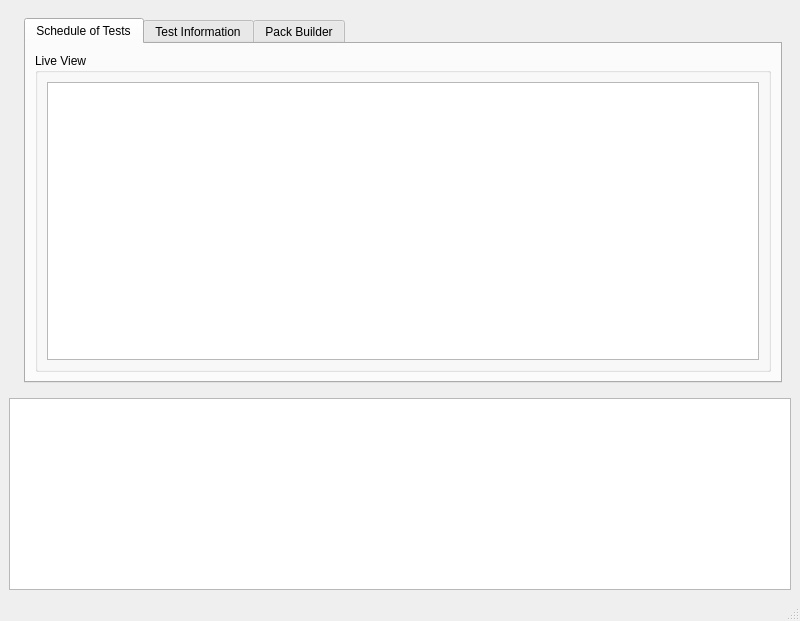
Lexcelon/batlab-toolkit-gui, file batlab.ui: the form before one commit.
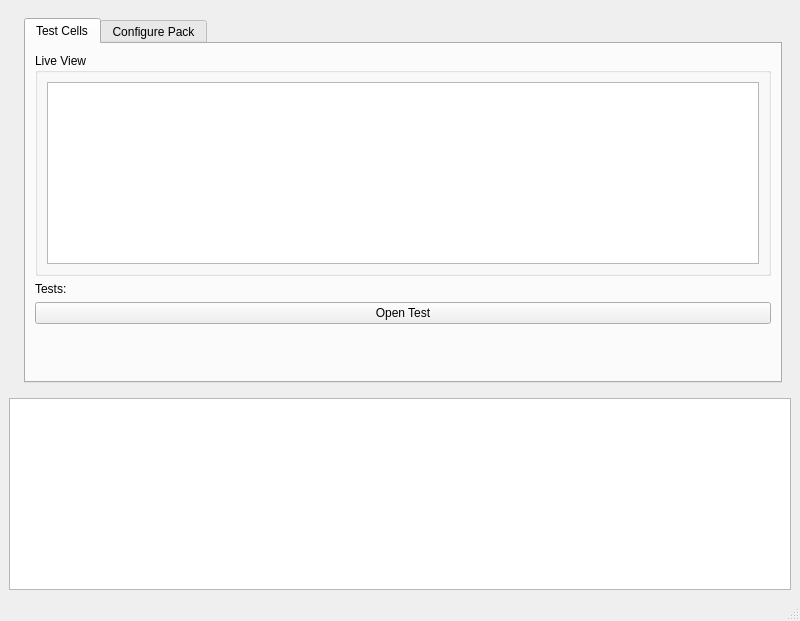
The form after the commit. The open tabs and pages were chosen to show the change. Custom widgets are drawn as their Qt base class.

Commit message: consolidate main UI into two tabs, one for cell testing and one for pack configuration

```diff
--- a/batlab.ui
+++ b/batlab.ui
@@ -87,15 +87,15 @@
          </property>
          <widget class="QWidget" name="testScheduleTab">
           <attribute name="title">
-           <string>Schedule of Tests</string>
+           <string>Test Cells</string>
           </attribute>
-          <layout class="QGridLayout" name="gridLayout">
-           <item row="0" column="0">
+          <layout class="QVBoxLayout" name="verticalLayout_11">
+           <item>
             <widget class="QGroupBox" name="groupBox_2">
              <property name="title">
               <string>Live View</string>
              </property>
-             <layout class="QGridLayout" name="gridLayout_3">
+             <layout class="QGridLayout" name="gridLayout">
               <item row="0" column="0">
                <widget class="QTableWidget" name="tableWidget">
                 <property name="sizePolicy">
@@ -112,15 +112,8 @@
              </layout>
             </widget>
            </item>
-          </layout>
-         </widget>
-         <widget class="QWidget" name="tab_2">
-          <attribute name="title">
-           <string>Test Information</string>
-          </attribute>
-          <layout class="QHBoxLayout" name="horizontalLayout">
            <item>
-            <layout class="QVBoxLayout" name="verticalLayout">
+            <layout class="QVBoxLayout" name="verticalLayout_10">
              <item>
               <widget class="QLabel" name="label">
                <property name="text">
@@ -167,7 +160,7 @@
          </widget>
          <widget class="QWidget" name="packTab">
           <attribute name="title">
-           <string>Pack Builder</string>
+           <string>Configure Pack</string>
           </attribute>
           <layout class="QHBoxLayout" name="horizontalLayout_2">
            <item>
```
Left out of the diff: 54 changed lines with no effect on the pictures. The commit also changes 1 other file.
